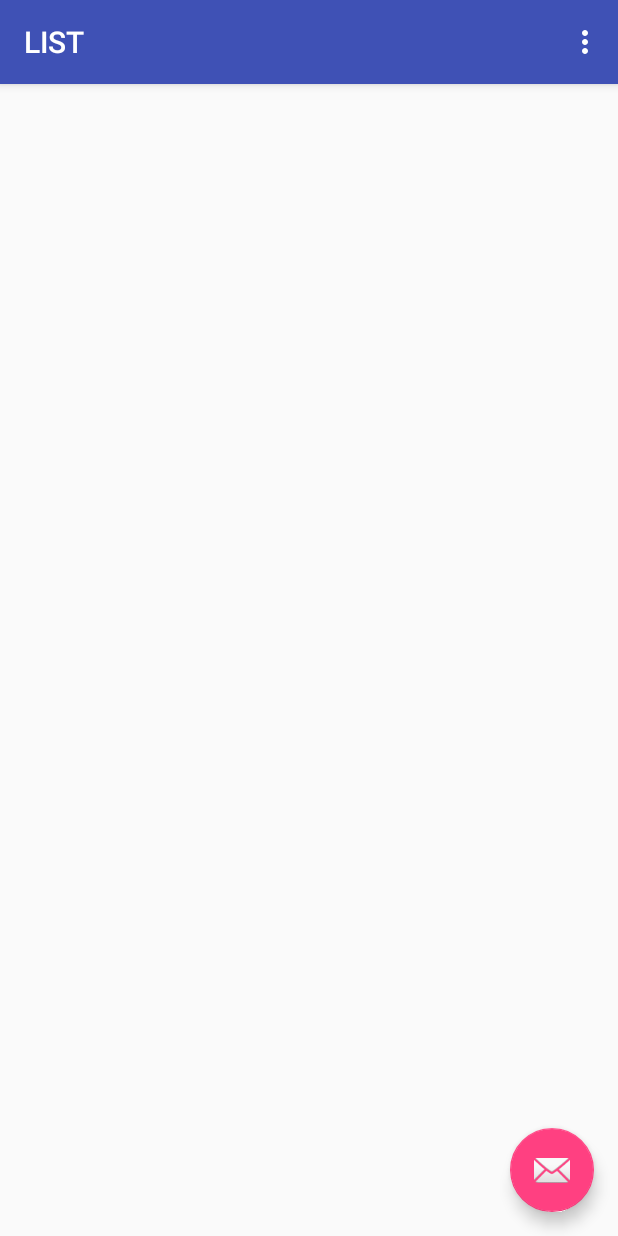
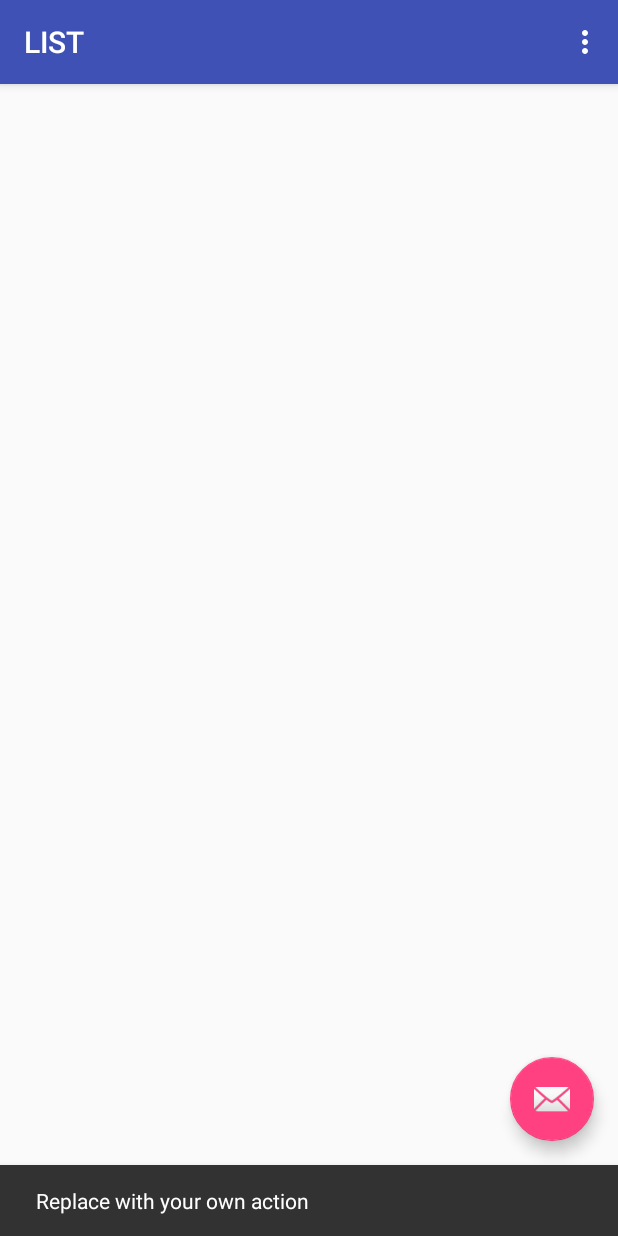
Before and after one commit to dams156/LIST, an Android app: the screen it shows after launch (MainActivity), after a tap on an icon or button, on a phone screen of 412 x 824 dp. Run offline under Robolectric (Android 15) with nearby library versions, the phone set to English and light mode, and no system bars; 5 statements that could not run were skipped.

```diff
--- a/app/src/main/java/com/example/dgivelet/list/MainActivity.java
+++ b/app/src/main/java/com/example/dgivelet/list/MainActivity.java
@@ -30,10 +30,8 @@ public class MainActivity extends AppCompatActivity {
         fab.setOnClickListener(new View.OnClickListener() {
             @Override
             public void onClick(View view) {
-                /*Snackbar.make(view, "Replace with your own action", Snackbar.LENGTH_LONG)
-                        .setAction("Action", null).show();*/
-
-                addList();
+                Snackbar.make(view, "Replace with your own action", Snackbar.LENGTH_LONG)
+                        .setAction("Action", null).show();
             }
         });
         List main_list = new ArrayList();
@@ -43,8 +41,6 @@ public class MainActivity extends AppCompatActivity {
     }
 
     private void addList() {
-
-
 
     }
 
```
